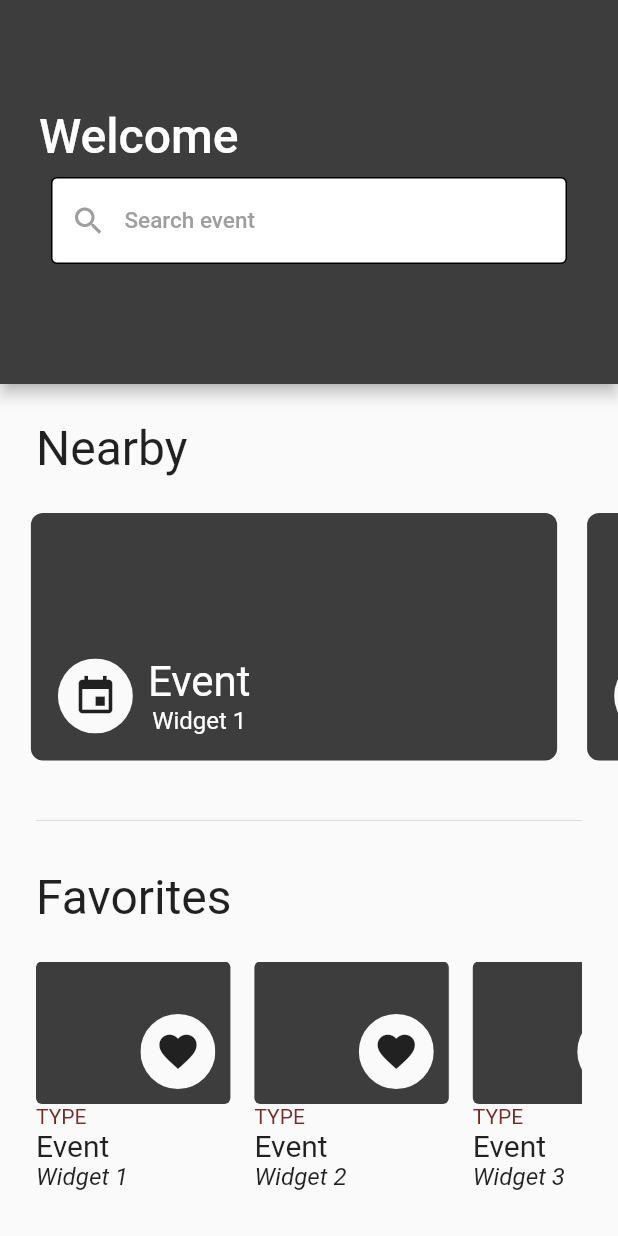
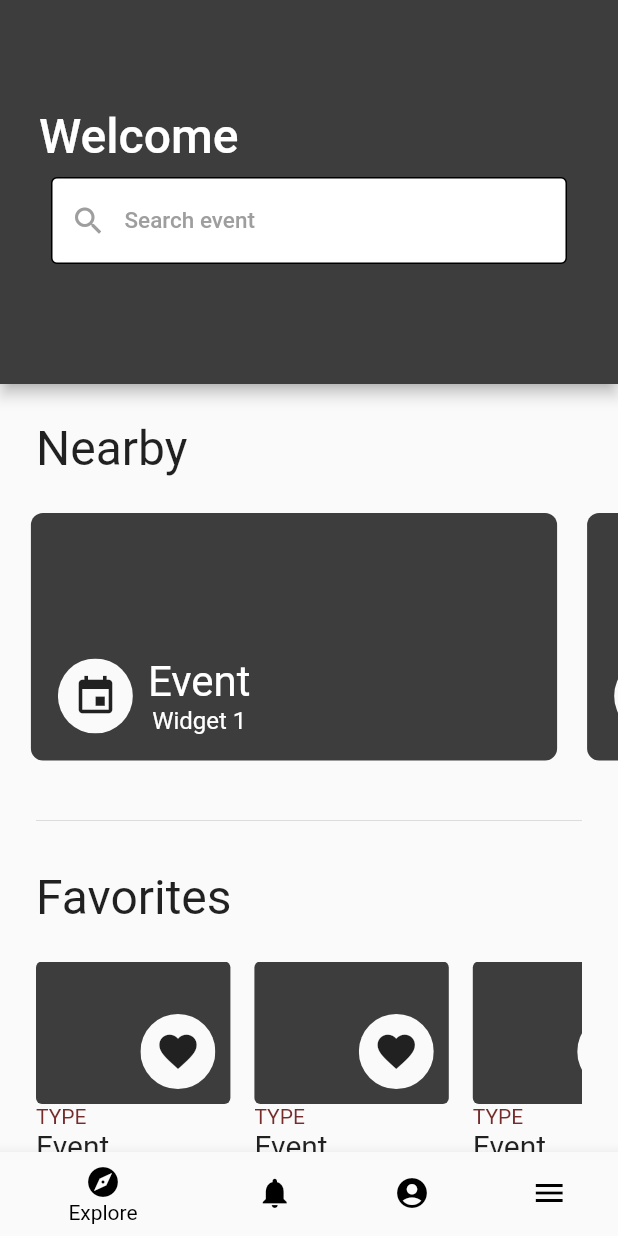
Before and after one commit to brfideliza/brfideliza, a Flutter app: the screen it shows after launch, on a phone screen of 412 x 824 dp. Run offline on Flutter 3.47's test engine with Material 2 defaults, Android fonts, the phone set to English and light mode, and no system bars; drawn by our look-alikes of carousel_slider; our stand-ins replace cloud_firestore, firebase_auth, firebase_core, fluttertoast, persistent_bottom_nav_bar; accounts and stored records are empty.

Commit message:
feat: bottom_navigation_bar.dart

```diff
--- /dev/null
+++ b/lib/components/bottom_navigation_bar.dart
@@ -0,0 +1,67 @@
+import 'package:flutter/material.dart';
+import 'package:persistent_bottom_nav_bar/persistent_tab_view.dart';
+
+import '../screens/initials/explore_screen.dart';
+import '../screens/initials/notifications_screen.dart';
+import '../screens/initials/more_screen.dart';
+import '../screens/initials/profile_screen.dart';
+
+
+class bottom_navigation_bar extends StatelessWidget {
+  const bottom_navigation_bar({
+    super.key,
+  });
+
+  @override
+  Widget build(BuildContext context) {
+    return BottomNavigationBar(
+      items: const [
+        BottomNavigationBarItem(
+          icon: Icon(
+            Icons.explore,
+          ),
+          label: 'Explore',
+        ),
+        BottomNavigationBarItem(
+          icon: Icon(
+            Icons.notifications,
+          ),
+          label: 'Notifications',
+        ),
+        BottomNavigationBarItem(
+          icon: Icon(
+            Icons.account_circle,
+          ),
+          label: 'Profile',
+        ),
+        BottomNavigationBarItem(
+          icon: Icon(
+            Icons.menu,
+          ),
+          label: 'More',
+        ),
+      ],
+      onTap: (index) {
+        switch (index) {
+          case 0:
+            Navigator.pushNamed(context, ExploreScreen.routeName);
+            break;
+          case 1:
+            Navigator.pushNamed(context, NotificationsScreen.routeName);
+            break;
+          case 2:
+            Navigator.pushNamed(context, ProfileScreen.routeName);
+            break;
+          case 3:
+            Navigator.pushNamed(context, MoreScreen.routeName);
+            break;
+        }
+      },
+      backgroundColor: Colors.black, // Cor de fundo da barra
+      selectedItemColor: Colors.black, // Cor dos ícones e rótulos ativos
+      unselectedItemColor: Colors.black, // Cor dos ícones e rótulos inativos
+      selectedFontSize: 14, // Tamanho da fonte dos rótulos ativos
+      unselectedFontSize: 12, // Tamanho da fonte dos rótulos inativos
+    );
+  }
+}
--- a/lib/main.dart
+++ b/lib/main.dart
@@ -4,12 +4,17 @@ import 'package:flutter/material.dart';
 
 import 'screens/events/event_screen.dart';
 import 'screens/initials/explore_screen.dart';
+import 'screens/initials/notifications_screen.dart';
+import 'screens/initials/more_screen.dart';
+import 'screens/initials/profile_screen.dart';
+
 // import 'package:flutter_web_plugins/flutter_web_plugins.dart';
 
 import 'screens/login/forgot_password.dart';
 import 'screens/login/login_screen.dart';
 import 'screens/login/registration_screen.dart';
 import 'screens/login/splash_screen.dart';
+
 
 Future<void> main() async {
   WidgetsFlutterBinding.ensureInitialized();
@@ -34,6 +39,9 @@ class BrFideliza extends StatelessWidget {
         ForgotPasswordScreen.id: (context) => const ForgotPasswordScreen(),
         ExploreScreen.id: (context) => const ExploreScreen(),
         EventScreen.id: (context) => const EventScreen(),
+        NotificationsScreen.id: (context) => const NotificationsScreen(),
+        MoreScreen.id: (context) => const MoreScreen(),
+        ProfileScreen.id: (context) => const ProfileScreen(),
       },
     );
   }
--- a/lib/screens/events/event_screen.dart
+++ b/lib/screens/events/event_screen.dart
@@ -4,6 +4,7 @@ import 'package:flutter/material.dart';
 class EventScreen extends StatefulWidget {
   const EventScreen({super.key});
   static const String id = 'event_screen';
+  static const String routeName = 'event_screen';
 
   @override
   State<EventScreen> createState() => _EventScreenState();
--- a/lib/screens/initials/explore_screen.dart
+++ b/lib/screens/initials/explore_screen.dart
@@ -1,9 +1,11 @@
 import 'package:carousel_slider/carousel_slider.dart';
 import 'package:flutter/material.dart';
+import '../../components/bottom_navigation_bar.dart';
 
 class ExploreScreen extends StatefulWidget {
   const ExploreScreen({super.key});
   static const String id = 'explore_screen';
+  static const String routeName = 'explore_screen';
 
   @override
   State<ExploreScreen> createState() => _ExploreScreenState();
@@ -12,9 +14,9 @@ class ExploreScreen extends StatefulWidget {
 class _ExploreScreenState extends State<ExploreScreen> {
   @override
   Widget build(BuildContext context) {
-    return MaterialApp(
-      home: Scaffold(
+    return Scaffold(
         appBar: AppBar(
+          automaticallyImplyLeading: false,
           title: Padding(
             padding: const EdgeInsets.symmetric(horizontal: 10),
             child: Column(
@@ -52,12 +54,12 @@ class _ExploreScreenState extends State<ExploreScreen> {
                           hintText: "Search event",
                           hintStyle: MaterialStateProperty.resolveWith((states) {
                             if (states.contains(MaterialState.focused)) {
-                              return TextStyle(
-                                color: Colors.black,
+                              return const TextStyle(
+                                color: Colors.grey,
                                 fontSize: 15
                               );
                             }
-                            return TextStyle(
+                            return const TextStyle(
                               color: Colors.grey,
                               fontSize: 15
                             );
@@ -88,8 +90,8 @@ class _ExploreScreenState extends State<ExploreScreen> {
           ),
           toolbarHeight: 256,
           backgroundColor: const Color(0xFF3D3D3D),
+        ),
 
-        ),
         body: SingleChildScrollView(
           child: Column(
             crossAxisAlignment: CrossAxisAlignment.start,
@@ -172,8 +174,8 @@ class _ExploreScreenState extends State<ExploreScreen> {
             ],
           ),
         ),
-      ),
-    );
+            bottomNavigationBar: const bottom_navigation_bar(),
+      );
   }
 }
 
--- a/pubspec.yaml
+++ b/pubspec.yaml
@@ -17,6 +17,7 @@ dependencies:
   flutter_web_plugins:
     sdk: flutter
   carousel_slider: ^4.2.1
+  persistent_bottom_nav_bar: any
 
 dev_dependencies:
   flutter_lints: ^2.0.0
```
Also changed, not shown: lib/screens/initials/more_screen.dart (+24 -0 lines), lib/screens/initials/notifications_screen.dart (+24 -0 lines), lib/screens/initials/profile_screen.dart (+24 -0 lines), pubspec.lock.
